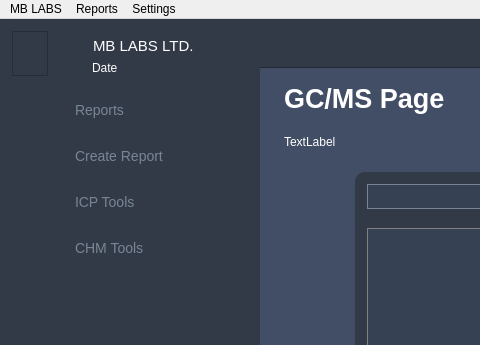
First picture: the form in src/interface.ui, repository layup/LIMS, before the edit; both pictures show x 0 to 480 and y 0 to 345 of the 1256 by 794 pixel window.
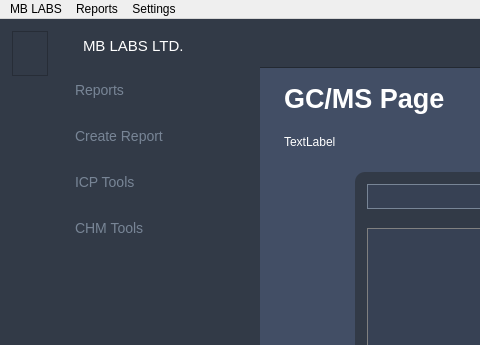
Second picture: the form after the edit. The open tabs and pages were chosen to show the change. Icons and pictures are not drawn.

```diff
--- a/src/interface.ui
+++ b/src/interface.ui
@@ -301,9 +301,16 @@
           <item>
            <widget class="QFrame" name="TopNav">
             <property name="styleSheet">
-             <string notr="true">color: white; 
-border:none; 
-padding-left: 10px; </string>
+             <string notr="true">#logo {
+	color: white; 
+	border:none; 
+	padding-left: 10px; 
+
+}
+
+QFrame {
+	border:none;
+}</string>
             </property>
             <property name="frameShape">
              <enum>QFrame::StyledPanel</enum>
@@ -331,13 +338,6 @@
                </property>
               </widget>
              </item>
-             <item row="1" column="0">
-              <widget class="QLabel" name="label_62">
-               <property name="text">
-                <string>Date</string>
-               </property>
-              </widget>
-             </item>
             </layout>
            </widget>
           </item>
```
Left out of the diff: 8 changed lines with no effect on the pictures.
